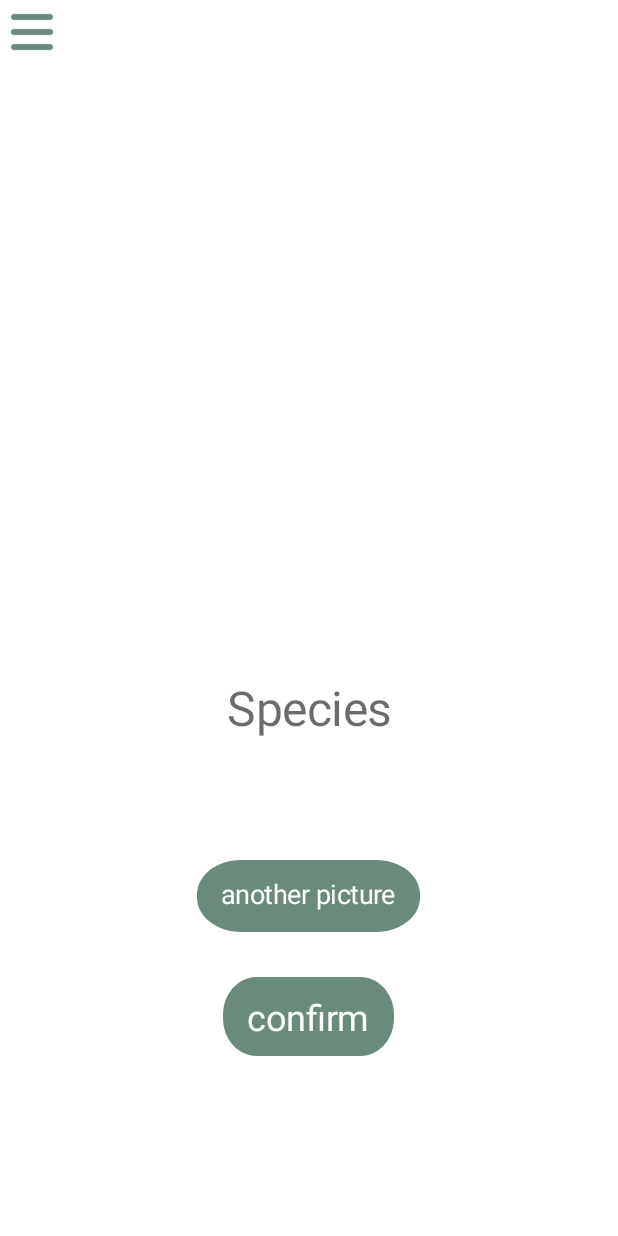
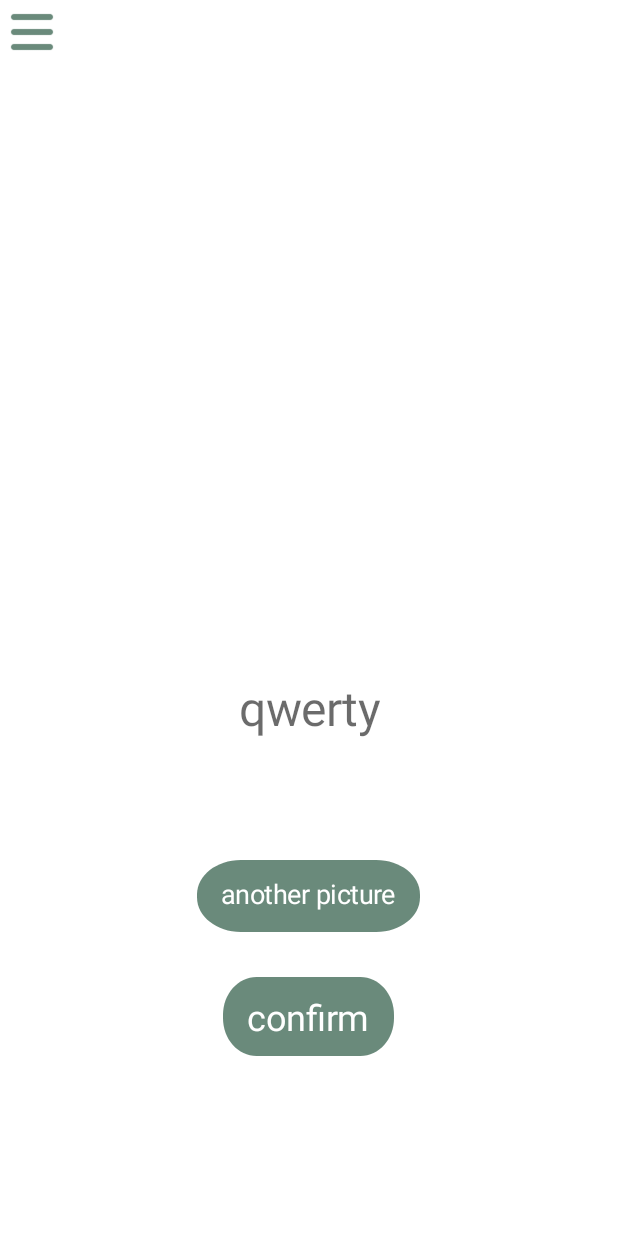
Before and after one commit to KonradBialek/ProjektZespolowy, an Android app: the Recognition3Activity screen opened directly, with no data from a screen before it, on a phone screen of 412 x 824 dp. Run offline under Robolectric (Android 15) with nearby library versions, the light colour scheme and no system bars; pictures from the network do not load; 1 statement that could not run was skipped.

Commit message:
Przetwarzanie danych logowania, rejestracji, rozpoznawania i ustawień

```diff
--- a/app/src/main/java/com/example/projektzespolowy/Recognition3Activity.java
+++ b/app/src/main/java/com/example/projektzespolowy/Recognition3Activity.java
@@ -7,6 +7,7 @@ import android.net.Uri;
 import android.os.Bundle;
 import android.view.View;
 import android.widget.ImageView;
+import android.widget.TextView;
 
 public class Recognition3Activity extends AppCompatActivity {
 
@@ -18,6 +19,8 @@ public class Recognition3Activity extends AppCompatActivity {
         Bundle extras = getIntent().getExtras();
         Uri myUri = Uri.parse(extras.getString("imageUri"));
         iv_photo.setImageURI(myUri);
+        TextView tv = (TextView)findViewById(R.id.species);
+        tv.setText(Storage.plant_species);
     }
 
     public void anotherPicture(View view) {
--- a/app/src/main/java/com/example/projektzespolowy/RecognitionActivity.java
+++ b/app/src/main/java/com/example/projektzespolowy/RecognitionActivity.java
@@ -30,7 +30,6 @@ public class RecognitionActivity extends AppCompatActivity {
             Uri uri = data.getData();
             Intent intent=new Intent(this,Recognition2Activity.class);
             intent.putExtra("imageUri", uri.toString());
-            Toast.makeText(this, data.getData().toString(), Toast.LENGTH_LONG).show();
             startActivity(intent);
         }
     }
--- a/app/src/main/java/com/example/projektzespolowy/Storage.java
+++ b/app/src/main/java/com/example/projektzespolowy/Storage.java
@@ -2,9 +2,64 @@ package com.example.projektzespolowy;
 
 import android.net.Uri;
 
+import java.security.NoSuchAlgorithmException;
+import java.security.SecureRandom;
+import java.security.spec.InvalidKeySpecException;
+import java.security.spec.KeySpec;
+import java.text.ParseException;
+import java.text.SimpleDateFormat;
+import java.time.Instant;
+import java.time.LocalDate;
+import java.time.LocalDateTime;
+import java.util.Date;
+
+import javax.crypto.SecretKeyFactory;
+import javax.crypto.spec.PBEKeySpec;
+
 public class Storage {
-    public static String plant_description;
-    public static String plant_species;
-    public static String plant_name;
+    // Addphoto2
+    public static String plant_description = "qwerty";
+    public static String plant_species = "qwerty";
+    public static String plant_name = "qwerty";
     public static Uri plant_photo;
+    // LogIn
+    public static byte[] passwordhash;
+    public static byte[] salt;
+    public static String username = "python";
+    // Recognition4
+    public static String plants_name = "qwerty";
+    public static Date watering_date;
+    public static int water_freq = 5;
+    public static Date fertilizing_date;
+    public static int fertilizing_freq = 5;
+
+    static {
+        try {
+            watering_date = (new SimpleDateFormat("dd-MM-YYYY")).parse ("19-11-2020");
+        } catch (ParseException e) {
+            e.printStackTrace();
+        }
+        try {
+            fertilizing_date = (new SimpleDateFormat("dd-MM-YYYY")).parse ("19-11-2020");
+        } catch (ParseException e) {
+            e.printStackTrace();
+        }
+    }
+
+    static {
+        try {
+            salt = new byte[] { 50, 111, 8, 53, 86, 35, -19, -47 };
+            SecureRandom random = new SecureRandom();
+            random.nextBytes(salt);
+            passwordhash = Hash("python123");
+        } catch (NoSuchAlgorithmException | InvalidKeySpecException e) {
+            e.printStackTrace();
+        }
+    }
+
+    public static byte[] Hash(String password) throws NoSuchAlgorithmException, InvalidKeySpecException {
+        KeySpec spec = new PBEKeySpec(password.toCharArray(), salt, 65536, 256);
+        SecretKeyFactory factory = SecretKeyFactory.getInstance("PBKDF2WithHmacSHA1");
+        return factory.generateSecret(spec).getEncoded();
+    }
 }
--- a/app/src/main/res/layout/activity_recognition3.xml
+++ b/app/src/main/res/layout/activity_recognition3.xml
@@ -38,7 +38,7 @@
         android:layout_marginTop="30dp"
         android:gravity="center_horizontal|top"
         android:lineSpacingExtra="0sp"
-        android:text="Species"
+        android:text=""
         android:textAppearance="@style/settings" />
     <Button
         android:id="@+id/another_picture"
--- a/app/src/main/res/layout/activity_user_browser.xml
+++ b/app/src/main/res/layout/activity_user_browser.xml
@@ -53,22 +53,16 @@
                 android:textAppearance="@style/username"/>
 
             <include layout="@layout/userlayout"
-                android:onClick="openProfileActivity"
                 android:id="@+id/userlayout1"/>
             <include layout="@layout/userlayout"
-                android:onClick="openProfileActivity"
                 android:id="@+id/userlayout2"/>
             <include layout="@layout/userlayout"
-                android:onClick="openProfileActivity"
                 android:id="@+id/userlayout3"/>
             <include layout="@layout/userlayout"
-                android:onClick="openProfileActivity"
                 android:id="@+id/userlayout4"/>
             <include layout="@layout/userlayout"
-                android:onClick="openProfileActivity"
                 android:id="@+id/userlayout5"/>
             <include layout="@layout/userlayout"
-                android:onClick="openProfileActivity"
                 android:id="@+id/userlayout6"/>
 
 
```
Also changed, not shown: app/src/main/java/com/example/projektzespolowy/LogInActivity.java (+6 -15 lines), app/src/main/java/com/example/projektzespolowy/Recognition4Activity.java (+18 -1 lines), app/src/main/java/com/example/projektzespolowy/RegisterActivity.java (+19 -3 lines), app/src/main/java/com/example/projektzespolowy/SettingsActivity.java (+54 -43 lines), app/src/main/res/layout/activity_recognition4.xml (+4 -38 lines).
